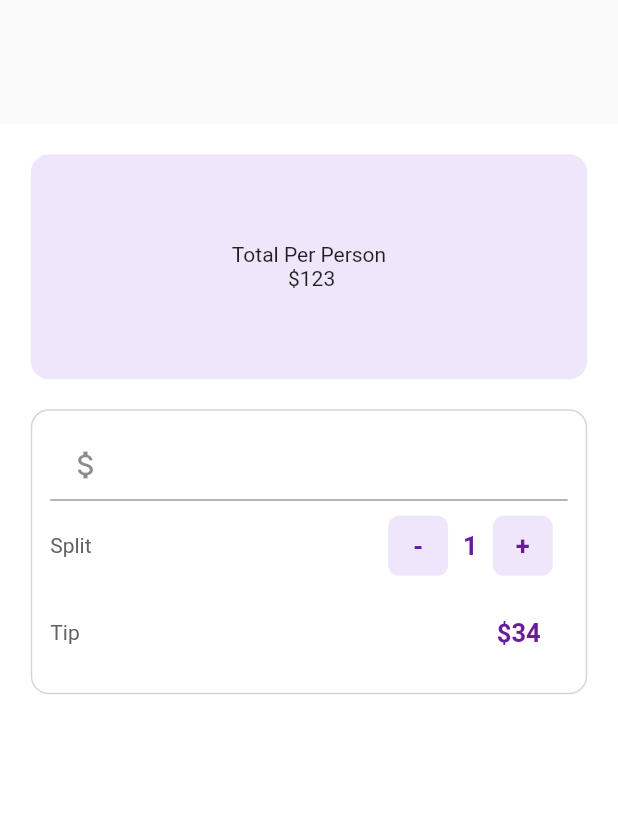
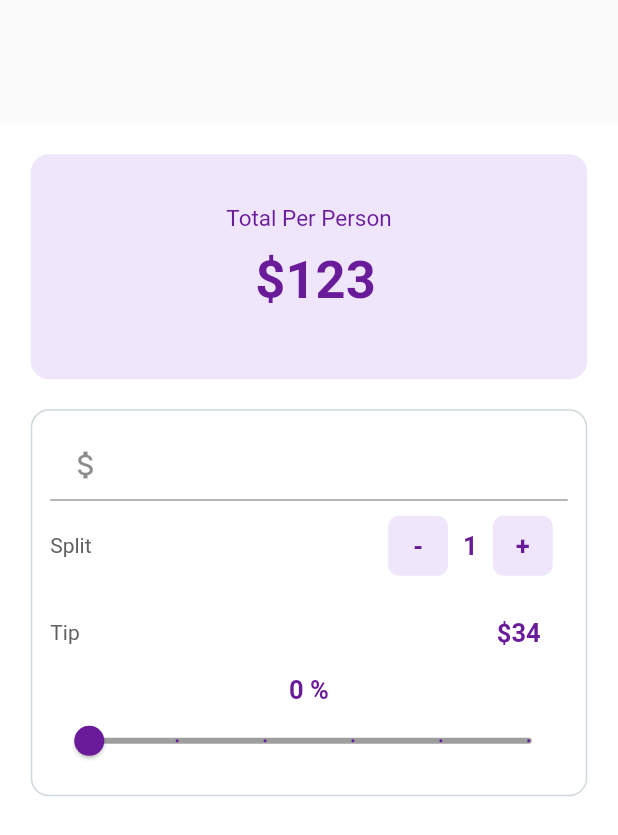
Before and after one commit to goncalveshigino/Calculator, a Flutter app: the screen it shows after launch, on a phone screen of 412 x 824 dp. Shown: the top 835 px of the screen. Run offline on Flutter 3.47's test engine with Material 2 defaults, Android fonts, the phone set to English and light mode, and no system bars.

Commit message:
Interface finalizada

```diff
--- a/lib/ui/home.dart
+++ b/lib/ui/home.dart
@@ -32,7 +32,21 @@ class _BillSplitterState extends State<BillSplitter> {
               child: Center(
                 child: Column(
                   mainAxisAlignment: MainAxisAlignment.center,
-                  children: <Widget>[Text("Total Per Person"), Text(" \$123")],
+                  children: <Widget>[
+                    Text("Total Per Person", style: TextStyle(
+                      color: Colors.purple.shade800,
+                      fontSize: 15.0,
+                      fontWeight: FontWeight.normal
+                    ),),
+                  Padding(
+                    padding: const EdgeInsets.all(12.0),
+                    child: Text(" \$123", style: TextStyle(
+                      fontSize: 35.0,
+                      fontWeight: FontWeight.bold,
+                      color: Colors.purple.shade800
+                    ),),
+                  )
+                  ],
                 ),
               ),
             ),
@@ -151,6 +165,32 @@ class _BillSplitterState extends State<BillSplitter> {
                       )
                     ],
                   ),
+
+                  //Slider
+                  Column(
+                    children: <Widget>[
+                      Text("$_tipPercentage %", style: TextStyle(
+                        color: Colors.purple.shade800,
+                        fontSize: 17.0,
+                        fontWeight: FontWeight.bold
+                      ),),
+
+                     Slider(
+                       min: 0,
+                       max: 100,
+                       activeColor: Colors.purple.shade800,
+                       inactiveColor: Colors.grey,
+                       divisions: 5,
+                       value: _tipPercentage.toDouble(),
+                       onChanged: (double newValue){
+                             setState(() {
+                               _tipPercentage = newValue.round();
+                             });
+                           },
+                     )
+
+                    ],
+                  )
                 ],
               ),
             )
```
